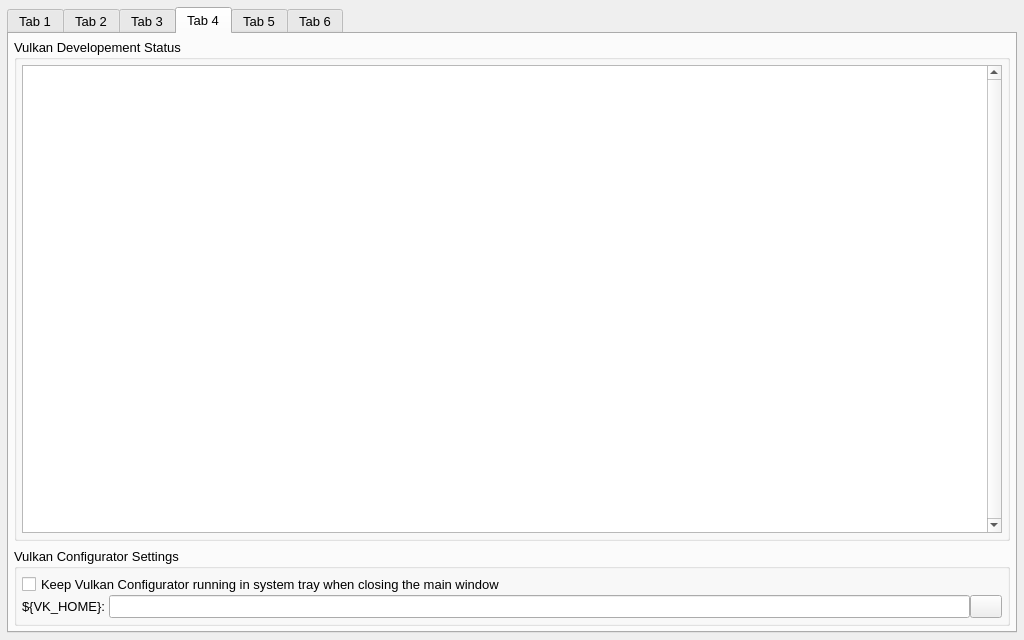
Qt form vkconfig_gui/mainwindow.ui (LunarG/VulkanTools) before a commit.
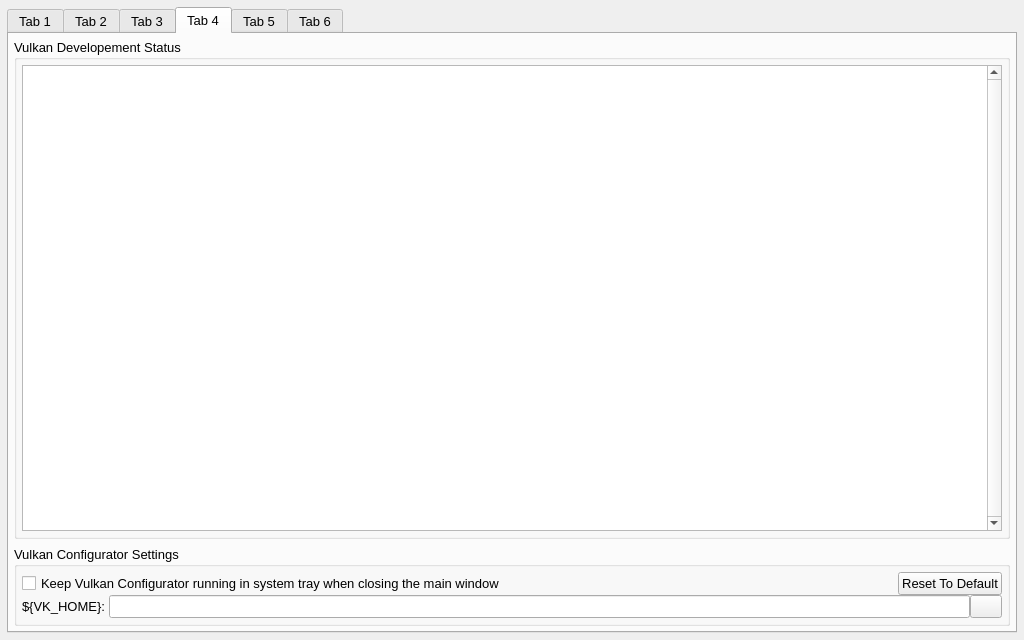
The same form after that commit. The open tabs and pages were chosen to show the change. Icons and pictures are not drawn.

Commit message: vkconfig3: Clean up diagnostic tab buttons

```diff
--- a/vkconfig_gui/mainwindow.ui
+++ b/vkconfig_gui/mainwindow.ui
@@ -1615,6 +1615,33 @@
                </property>
               </widget>
              </item>
+             <item>
+              <spacer name="horizontalSpacer_2">
+               <property name="orientation">
+                <enum>Qt::Horizontal</enum>
+               </property>
+               <property name="sizeHint" stdset="0">
+                <size>
+                 <width>40</width>
+                 <height>20</height>
+                </size>
+               </property>
+              </spacer>
+             </item>
+             <item>
+              <widget class="QPushButton" name="diagnostic_reset">
+               <property name="toolTip">
+                <string>Resetting Vulkan Configurator to default...</string>
+               </property>
+               <property name="text">
+                <string>Reset To Default</string>
+               </property>
+               <property name="icon">
+                <iconset resource="resources.qrc">
+                 <normaloff>:/resourcefiles/reset.png</normaloff>:/resourcefiles/reset.png</iconset>
+               </property>
+              </widget>
+             </item>
             </layout>
            </item>
            <item>
```
Left out of the diff: 2 changed lines with no effect on the pictures. The commit also changes 4 other files.
